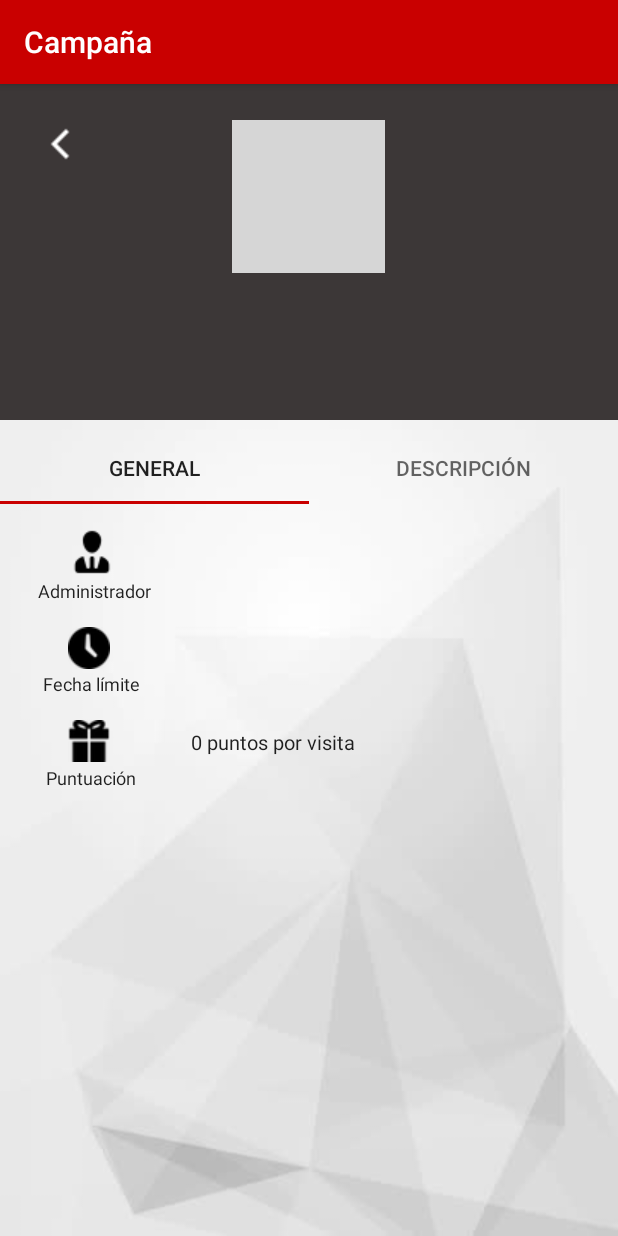
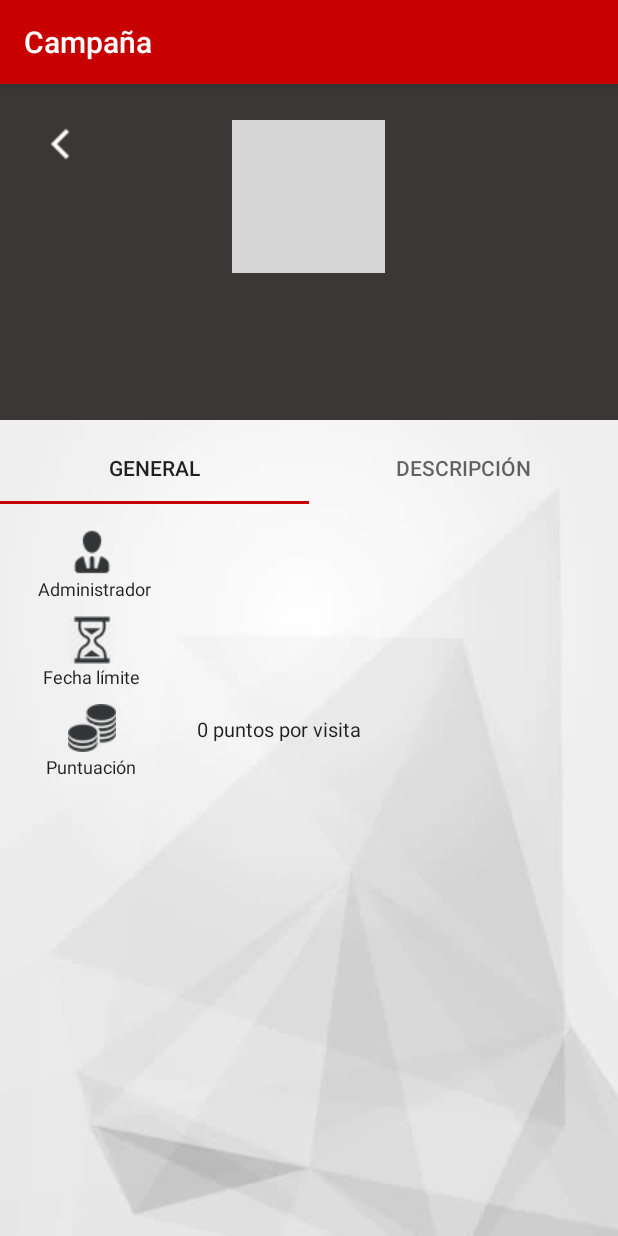
Before and after one commit to jlucea/atactic-android, an Android app: the QuestDetailActivity screen opened directly, with no data from a screen before it, on a phone screen of 412 x 824 dp. Run offline under Robolectric (Android 15) with nearby library versions, the phone set to English and light mode, and no system bars; libraries missing offline, so code that uses them is left out: com.github.lzyzsd.circleprogress; plain views replace ArcProgress; 4 statements that could not run were skipped; grey boxes are pictures that could not be loaded.

Commit message:
Minor visual enhancements

```diff
--- a/app/src/main/java/io/atactic/android/activity/QuestDetailActivity.java
+++ b/app/src/main/java/io/atactic/android/activity/QuestDetailActivity.java
@@ -21,6 +21,7 @@ import java.util.ArrayList;
 import java.util.Calendar;
 import java.util.Date;
 import java.util.List;
+import java.util.Locale;
 import java.util.concurrent.TimeUnit;
 
 import io.atactic.android.R;
@@ -116,16 +117,19 @@ public class QuestDetailActivity extends AppCompatActivity {
         formattedDeadline = "";
         String endDateStr = unformattedDeadline.split("T")[0];
         try {
-            SimpleDateFormat sdf = new SimpleDateFormat();
-            sdf.applyLocalizedPattern("yyyy-MM-dd");
+            SimpleDateFormat parsingDateFormat = new SimpleDateFormat();
+            parsingDateFormat.applyLocalizedPattern("yyyy-MM-dd");
 
-            Date endDate = sdf.parse(endDateStr, new ParsePosition(0));
+            Date endDate = parsingDateFormat.parse(endDateStr, new ParsePosition(0));
             Date now = Calendar.getInstance().getTime();
 
             long timeDiff = endDate.getTime() - now.getTime();
             long daysDiff = TimeUnit.MILLISECONDS.toDays(timeDiff);
 
-            formattedDeadline = sdf.format(endDate) + "\n" + "Quedan "+daysDiff+" días";
+            // SimpleDateFormat writingDateFormat = new SimpleDateFormat("dd 'de' MMMM 'de' yyyy", Locale.getDefault());
+            SimpleDateFormat writingDateFormat = new SimpleDateFormat("dd/MM/yyyy");
+
+            formattedDeadline = writingDateFormat.format(endDate) + "\n" + "Quedan "+daysDiff+" días";
             // questDeadlineTextView.setText(sdf.format(endDate) + "\n" + "Quedan "+daysDiff+" días");
 
         }catch (Exception e){
--- a/app/src/main/java/io/atactic/android/connect/HttpRequestHandler.java
+++ b/app/src/main/java/io/atactic/android/connect/HttpRequestHandler.java
@@ -19,11 +19,13 @@ import java.util.Scanner;
 
 public class HttpRequestHandler {
 
+    private static final String API_SERVER = "http://api.atactic.io";   // Jelastic server
     // private static final String API_SERVER = "http://env-6775033.jelastic.cloudhosted.es";   // Jelastic server
     // private static final String API_SERVER = "http://10.0.2.2:8080";        // Emulating machine IP
-    private static final String API_SERVER = "http://192.168.1.35:8080";  // Local server IP within WiFi network
+    // private static final String API_SERVER = "http://192.168.1.35:8080";  // Local server IP within WiFi network
 
-    private static final String API_ROOT = "/atactic/api";
+    private static final String API_ROOT = "/mobile/rsc";
+
     private static final String RSC_AUTH = "/auth";
     private static final String RSC_QUESTS = "/quest";
     private static final String RSC_ACCOUNTS = "/account";
--- a/app/src/main/res/layout/activity_profile.xml
+++ b/app/src/main/res/layout/activity_profile.xml
@@ -34,7 +34,6 @@
             android:layout_gravity="center"
             android:layout_marginTop="12dp"
             android:textColor="@color/White"
-            android:text="Userame Here"
             android:textAlignment="center"
             android:textSize="16sp"
             android:textStyle="bold"/>
@@ -47,7 +46,6 @@
             android:textColor="@color/White"
             android:layout_marginTop="3dp"
             android:textAlignment="center"
-            android:text="User position goes here"
             android:textSize="14sp"/>
 
         <TextView
--- a/app/src/main/res/layout/activity_quest_list.xml
+++ b/app/src/main/res/layout/activity_quest_list.xml
@@ -11,7 +11,8 @@
     <FrameLayout
         android:layout_width="match_parent"
         android:layout_height="match_parent"
-        android:layout_above="@+id/bottom_navigation">
+        android:layout_above="@+id/bottom_navigation"
+        android:layout_marginTop="5dp">
 
         <!-- RecyclerView will show the list of individual elements representing quests -->
         <android.support.v7.widget.RecyclerView
--- a/app/src/main/res/layout/activity_ranking.xml
+++ b/app/src/main/res/layout/activity_ranking.xml
@@ -33,7 +33,7 @@
                     android:layout_width="wrap_content"
                     android:layout_height="wrap_content"
                     android:layout_gravity="center"
-                    android:text="2"
+                    android:text="-"
                     android:textAlignment="center"
                     android:textSize="28sp"
                     android:textColor="@color/White"
@@ -87,7 +87,7 @@
                     android:layout_width="wrap_content"
                     android:layout_height="wrap_content"
                     android:layout_gravity="center"
-                    android:text="117"
+                    android:text="--"
                     android:textSize="28sp"
                     android:textColor="@color/White"
                     />
--- a/app/src/main/res/layout/fragment_quest_detail_1.xml
+++ b/app/src/main/res/layout/fragment_quest_detail_1.xml
@@ -18,7 +18,8 @@
             android:layout_marginStart="45dp"
             android:layout_marginEnd="22dp"
             android:layout_gravity="center_vertical"
-            android:src="@drawable/icon_user_32" />
+            android:src="@drawable/icon_user_32"
+            android:tint="@color/atactic_dark_gray"/>
 
         <TextView
             android:id="@+id/tv_questdetail_owner"
@@ -29,6 +30,7 @@
             android:textSize="13sp"
             android:paddingTop="2dp"
             android:text="Quest administrator name"
+            android:lineSpacingExtra="6dp"
             android:layout_gravity="center_vertical"
             />
 
@@ -39,7 +41,7 @@
         android:layout_width="90sp"
         android:layout_height="wrap_content"
         android:layout_marginStart="18dp"
-        android:paddingTop="1dp"
+        android:paddingTop="0dp"
         android:text="Administrador"
         android:textSize="12sp"
         android:textAlignment="center"
@@ -52,7 +54,7 @@
         android:layout_width="match_parent"
         android:layout_height="wrap_content"
         android:orientation="horizontal"
-        android:layout_marginTop="16dp">
+        android:layout_marginTop="10dp">
 
         <ImageView
             android:layout_width="wrap_content"
@@ -60,7 +62,8 @@
             android:layout_marginStart="45dp"
             android:layout_marginEnd="24dp"
             android:layout_gravity="center_vertical"
-            android:src="@drawable/icon_time_28" />
+            android:tint="@color/atactic_dark_gray"
+            android:src="@drawable/icon_sandclock_32" />
 
         <TextView
             android:id="@+id/tv_questdetail_deadline"
@@ -69,8 +72,9 @@
             android:layout_height="wrap_content"
             android:layout_marginStart="30dp"
             android:textSize="13sp"
-            android:text="Quest deadline"
+            android:text="Quest deadline goes here"
             android:paddingTop="2dp"
+            android:lineSpacingExtra="6dp"
             android:layout_gravity="center_vertical"
             />
 
@@ -81,8 +85,8 @@
         android:layout_width="90sp"
         android:layout_height="wrap_content"
         android:layout_marginStart="16dp"
-        android:paddingTop="1dp"
-        android:text="Fecha límite"
+        android:paddingTop="0dp"
+        android:text="@string/quest_deadline"
         android:textSize="12sp"
         android:textAlignment="center"
         android:layout_gravity="center_vertical"
@@ -93,7 +97,7 @@
         android:layout_width="match_parent"
         android:layout_height="wrap_content"
         android:orientation="horizontal"
-        android:layout_marginTop="16dp">
+        android:layout_marginTop="10dp">
 
         <ImageView
             android:layout_width="wrap_content"
@@ -101,7 +105,8 @@
             android:layout_marginStart="45dp"
             android:layout_marginEnd="24dp"
             android:layout_gravity="center_vertical"
-            android:src="@drawable/icon_reward_28" />
+            android:tint="@color/atactic_dark_gray"
+            android:src="@drawable/icon_coins_32" />
 
         <TextView
             android:id="@+id/tv_questdetail_reward"
@@ -109,9 +114,10 @@
             android:layout_width="wrap_content"
             android:layout_height="wrap_content"
             android:layout_marginStart="30dp"
-            android:text="Quest reward"
+            android:text="Quest score goes here"
             android:textSize="13sp"
             android:paddingTop="2dp"
+            android:lineSpacingExtra="6dp"
             android:layout_gravity="center_vertical"/>
 
     </LinearLayout>
@@ -121,8 +127,8 @@
         android:layout_width="90sp"
         android:layout_height="wrap_content"
         android:layout_marginStart="16dp"
-        android:paddingTop="2dp"
-        android:text="Puntuación"
+        android:paddingTop="1dp"
+        android:text="@string/quest_score"
         android:textSize="12sp"
         android:textAlignment="center"
         android:layout_gravity="center_vertical"
--- a/app/src/main/res/values/strings.xml
+++ b/app/src/main/res/values/strings.xml
@@ -20,6 +20,11 @@
     <string name="permission_rationale">"Contacts permissions are needed for providing email
         completions."
     </string>
+
+    <!-- Quest detail -->
+    <string name="quest_admin">Administrador</string>
+    <string name="quest_deadline">Fecha límite</string>
+    <string name="quest_score">Puntuación</string>
 
     <!-- Section header titles -->
     <string name="title_activity_quest_list">Campañas</string>
```
Also changed, not shown: app/src/main/res/layout/list_item_quest.xml (+6 -3 lines), app/src/main/res/menu/top_menu_items.xml (+8 -3 lines), app/src/main/res/drawable/icon_coins_32.png (added), app/src/main/res/drawable/icon_sandclock_20.png (added), app/src/main/res/drawable/icon_sandclock_24.png (added), app/src/main/res/drawable/icon_sandclock_32.png (added).
